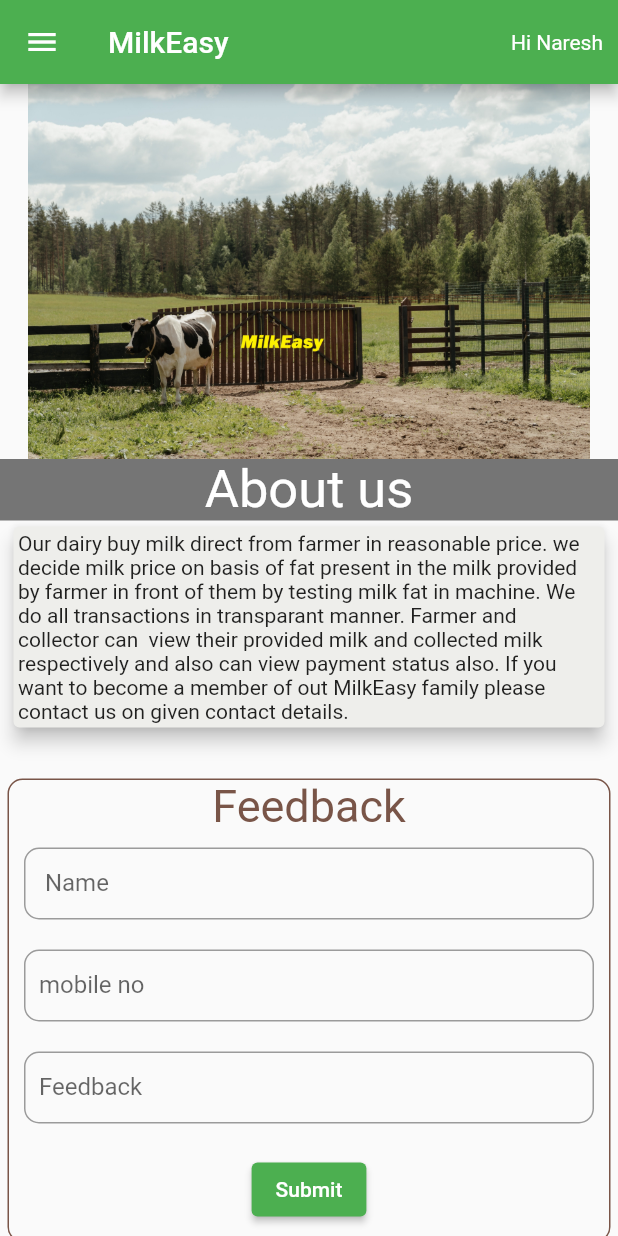
After one commit to naresh9922/MilkEasy_App, a Flutter app: the CollectorHomePage screen opened directly, after a tap on "Submit", on a phone screen of 412 x 824 dp. The commit adds this screen. Run offline on Flutter 3.47's test engine with Material 2 defaults, Android fonts, the phone set to English and light mode, and no system bars; missing offline and left inert: dart:ffi; network calls fail.

Commit message:
commit 3

```diff
--- /dev/null
+++ b/lib/api/CollectorHomepage.dart
@@ -0,0 +1,309 @@
+import 'package:flutter/material.dart';
+import 'package:milkeasy/Collection_Form.dart';
+import 'package:milkeasy/api/feedback_api.dart';
+import 'package:milkeasy/login.dart';
+import 'package:milkeasy/profile.dart';
+import 'package:milkeasy/fetch_collection_data.dart';
+
+class CollectorHomePage extends StatefulWidget {
+  const CollectorHomePage({super.key});
+
+  @override
+  State<CollectorHomePage> createState() => _CollectorHomePageState();
+}
+
+class _CollectorHomePageState extends State<CollectorHomePage> {
+  final String title = "";
+  var nameController = TextEditingController();
+  var EmailController = TextEditingController();
+  var FeedbackController = TextEditingController();
+
+  @override
+  Widget build(BuildContext context) {
+    return Scaffold(
+        drawer: memuItem(),
+        appBar: AppBar(
+          title: const Text('MilkEasy'),
+          actions: const [
+            Row(
+              children: [
+                Padding(
+                  padding: EdgeInsets.only(right: 10.0),
+                  child: Text('Hi Naresh'),
+                ),
+                // memuItem(),
+              ],
+            )
+          ],
+        ),
+
+        // ------------------------------body ------------------------------------------
+        body: SingleChildScrollView(
+          child: Wrap(
+            children: [
+              // --------------------------------------image ---------------------------------
+              SizedBox(
+                  height: 250,
+                  width: double.infinity,
+                  child: Image.asset("Assets/images/cow1.jpg")), // image
+
+              //  ----------------------------about us -----------------------------------
+
+              Container(
+                alignment: Alignment.center,
+                width: double.infinity,
+                color: Colors.grey.shade600,
+                child: const Text(
+                  "About us",
+                  style: TextStyle(color: Colors.white, fontSize: 35),
+                ),
+              ),
+
+              const Padding(
+                padding: EdgeInsets.only(left: 5, right: 5, bottom: 10),
+                child: Wrap(
+                  children: [
+                    Card(
+                      color: Color.fromARGB(255, 238, 238, 235),
+                      elevation: 5,
+                      child: Padding(
+                        padding: EdgeInsets.all(3.0),
+                        child: Text(
+                            "Our dairy buy milk direct from farmer in reasonable price. we decide milk price on basis of fat present in the milk provided by farmer in front of them by testing milk fat in machine. We do all transactions in transparant manner. Farmer and collector can  view their provided milk and collected milk respectively and also can view payment status also. If you want to become a member of out MilkEasy family please contact us on given contact details."),
+                      ),
+                    ),
+                  ],
+                ),
+              ),
+
+              // ------------------------------------------feedback --------------------------------
+              Container(
+                margin: const EdgeInsets.only(
+                    top: 20, bottom: 20, left: 5, right: 5),
+                decoration: BoxDecoration(
+                    border: Border.all(color: Colors.brown),
+                    borderRadius: const BorderRadius.all(Radius.circular(10))),
+                child: Column(
+                  children: [
+                    const Text('Feedback',
+                        style: TextStyle(fontSize: 30, color: Colors.brown)),
+                    Padding(
+                      padding: EdgeInsets.all(10.0),
+                      child: TextField(
+                        controller: nameController,
+                        decoration: const InputDecoration(
+                            contentPadding: EdgeInsets.symmetric(
+                                vertical: 10, horizontal: 10),
+                            labelText: ' Name',
+                            border: OutlineInputBorder(
+                                borderRadius:
+                                    BorderRadius.all(Radius.circular(10)))),
+                      ),
+                    ),
+                    Padding(
+                      padding: EdgeInsets.all(10.0),
+                      child: TextField(
+                        controller: EmailController,
+                        decoration: const InputDecoration(
+                            contentPadding: EdgeInsets.symmetric(
+                                horizontal: 10, vertical: 10),
+                            labelText: 'mobile no',
+                            border: OutlineInputBorder(
+                              borderRadius:
+                                  BorderRadius.all(Radius.circular(10)),
+                            )),
+                      ),
+                    ),
+                    Padding(
+                      padding: EdgeInsets.all(10.0),
+                      child: TextField(
+                        controller: FeedbackController,
+                        decoration: InputDecoration(
+                            contentPadding: EdgeInsets.symmetric(
+                                vertical: 10, horizontal: 10),
+                            labelText: 'Feedback',
+                            border: OutlineInputBorder(
+                              borderRadius:
+                                  BorderRadius.all(Radius.circular(10)),
+                            )),
+                      ),
+                    ),
+                    Padding(
+                      padding: const EdgeInsets.all(10.0),
+                      child: ElevatedButton(
+                          onPressed: () {
+                            var data = {
+                              "name": nameController.text,
+                              "mo_no": EmailController.text,
+                              "feedback": FeedbackController.text,
+                            };
+
+                            Api.Feedback(data);
+                          },
+                          child: const Text('Submit')),
+                    )
+                  ],
+                ),
+              ),
+
+              // ---------------------------contact us ----------------------------------------
+
+              Column(
+                children: [
+                  Container(
+                    width: double.infinity,
+                    color: Colors.grey.shade600,
+                    child: Center(
+                      child: const Text(
+                        "Contact us",
+                        style: TextStyle(fontSize: 30, color: Colors.white),
+                      ),
+                    ),
+                  ),
+                  Container(
+                    margin: EdgeInsets.all(5),
+                    child: Card(
+                      color: Color.fromARGB(255, 238, 238, 235),
+                      elevation: 20,
+                      child: Column(
+                        children: [
+                          Padding(
+                            padding: const EdgeInsets.all(15.0),
+                            child: Column(
+                              // 1 address
+                              children: [
+                                Row(
+                                  children: const [
+                                    Icon(Icons.location_city),
+                                    Text(" Address:")
+                                  ],
+                                ),
+                                const Text(
+                                    "Beside Imcc college, Kothurd. Pune - 401037"),
+                              ],
+                            ),
+                          ),
+                          Padding(
+                            padding: const EdgeInsets.all(15.0),
+                            child: Wrap(
+                              children: const [
+                                Icon(Icons.phone),
+                                Text(' Phone : 1234567890,  0987654321'),
+                              ],
+                            ),
+                          ),
+                          Padding(
+                            padding: const EdgeInsets.all(15.0),
+                            child: Wrap(
+                              children: const [
+                                Icon(Icons.email),
+                                Text(' Email: milkeasy1234@gmail.com')
+                              ],
+                            ),
+                          ),
+                          Padding(
+                            padding: const EdgeInsets.all(10.0),
+                            child: Row(
+                              mainAxisAlignment: MainAxisAlignment.spaceEvenly,
+                              children: const [
+                                Icon(Icons.facebook),
+                                Icon(Icons.facebook),
+                                Icon(Icons.facebook),
+                              ],
+                            ),
+                          )
+                        ],
+                      ),
+                    ),
+                  ),
+                ],
+              ),
+
+              // ----------------------------copyright --------------------------------------
+
+              Container(
+                  width: double.infinity,
+                  height: 40,
+                  decoration: const BoxDecoration(color: Colors.black),
+                  child: const Center(
+                    child: Text(
+                      "Copyright @2030",
+                      style: TextStyle(color: Colors.white),
+                    ),
+                  ))
+            ],
+          ),
+        ));
+  }
+}
+
+//---------------------------------------------------------------------------------------------------------
+
+class memuItem extends StatelessWidget {
+  final List DrawerItemList = [
+    {
+      "title": 'Profile',
+      "traling": Icon(Icons.chevron_right),
+      'action_id': 1,
+    },
+    {
+      "title": 'add Collection',
+      "traling": Icon(Icons.chevron_right),
+      'action_id': 4,
+    },
+    {
+      "title": 'view Collection',
+      "traling": Icon(Icons.chevron_right),
+      'action_id': 7,
+    },
+    {
+      "title": 'Logout',
+      "traling": Icon(Icons.chevron_right),
+      'action_id': 5,
+    },
+  ];
+
+  @override
+  Widget build(BuildContext context) {
+    return SafeArea(
+        child: SizedBox(
+      width: 250,
+      child: Drawer(
+        child: ListView(children: [
+          ListTile(
+            leading: CircleAvatar(
+                // backgroundImage: NetworkImage(""),
+                ),
+            title: Text('Naresh Joshi'),
+            subtitle: Text('9922338844'),
+          ),
+          SizedBox(
+            height: 2,
+          ),
+          ...DrawerItemList.map((e) {
+            return ListTile(
+                title: Text(
+                  e['title'],
+                ),
+                trailing: e['trailing'],
+                onTap: (() {
+                  if (e['action_id'] == 1) {
+                    Navigator.of(context).push(
+                        MaterialPageRoute(builder: (context) => profile()));
+                  } else if (e['action_id'] == 4) {
+                    Navigator.of(context).push(MaterialPageRoute(
+                        builder: (context) => Collection_form()));
+                  } else if (e['action_id'] == 5) {
+                    Navigator.of(context)
+                        .push(MaterialPageRoute(builder: (context) => login()));
+                  } else if (e['action_id'] == 7) {
+                    Navigator.of(context).push(MaterialPageRoute(
+                        builder: (context) => MilkCollectionList()));
+                  }
+                }));
+          }).toList(),
+        ]),
+      ),
+    ));
+  }
+}
```
Also changed, not shown: lib/Extra_Data_Variable.dart (added, +11 -0 lines), lib/Farmer_homepage.dart (added, +299 -0 lines), lib/login.dart (+4 -4 lines).
